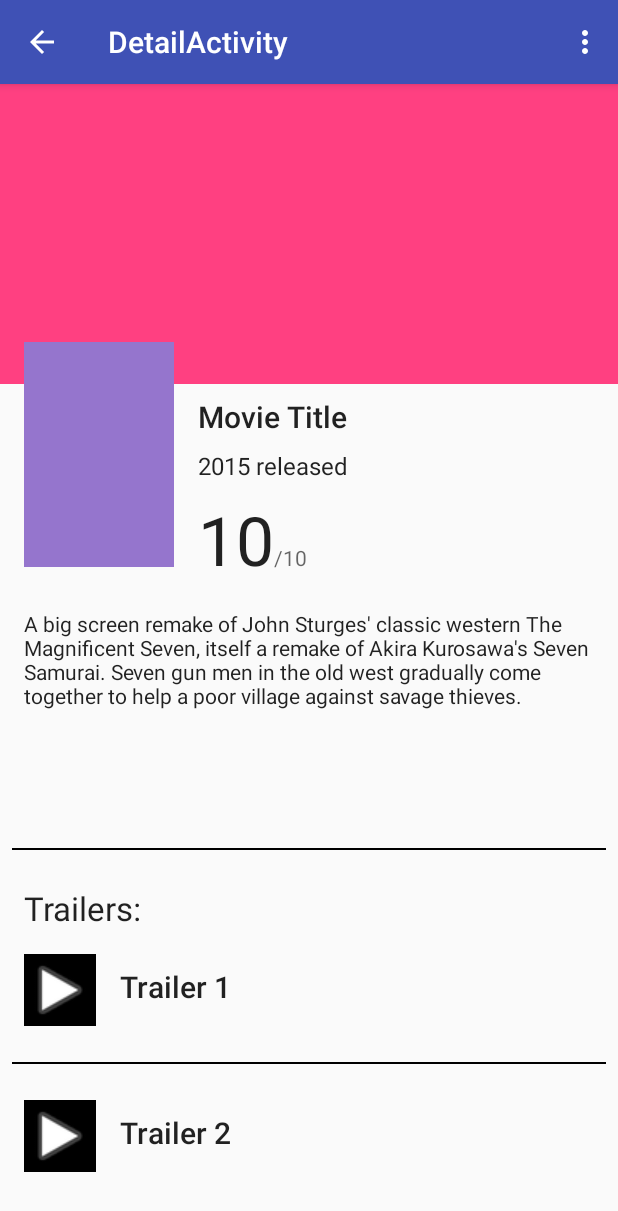
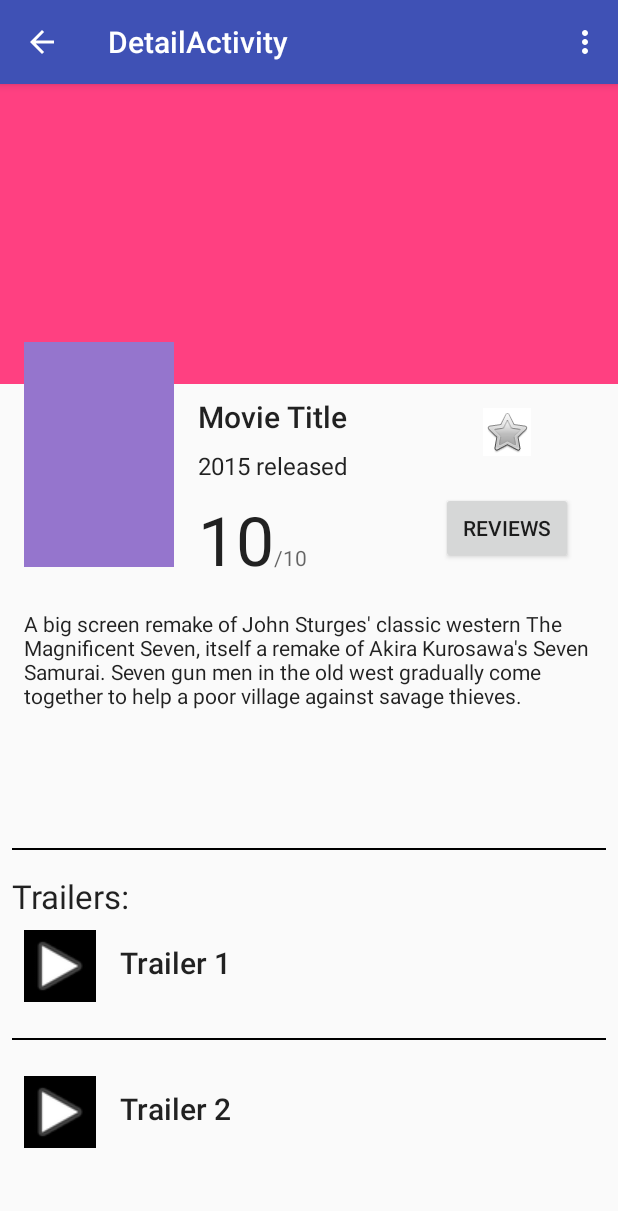
Before and after one commit to hendercine/CineFile, an Android app: the DetailActivity screen opened directly, with no data from a screen before it, on a phone screen of 412 x 824 dp. Shown: the top 1211 px of the screen. Run offline under Robolectric (Android 15) with nearby library versions, the light colour scheme and no system bars; our stand-ins replace Picasso; pictures from the network do not load.

Commit message:
Continue UI tweaks; commit for remote work.

```diff
--- a/app/build.gradle
+++ b/app/build.gradle
@@ -18,8 +18,8 @@ android {
         }
     }
     buildTypes.each {
-        //TODO: Insert your api_key below
-        it.buildConfigField 'String', 'THE_MOVIES_DB_API_KEY', '"xxxxxxxxxxxxxxxxxxxxxxxxxxxxxxxx"'
+        //TODO: Insert your api_key below and remove before pushing
+        it.buildConfigField 'String', 'THE_MOVIES_DB_API_KEY', '"cbf5bac4419b2f27cf42b250fdd1240d"'
     }
 }
 
--- a/app/src/main/java/com/example/android/cinefile/DetailActivity.java
+++ b/app/src/main/java/com/example/android/cinefile/DetailActivity.java
@@ -98,7 +98,9 @@ public class DetailActivity extends AppCompatActivity {
                         .load(movie_backdrop)
                         .placeholder(R.drawable.placeholder)
                         .error(R.drawable.placeholder)
-                        .fit()
+                        .resize(200, 250)
+                        .onlyScaleDown()
+                        .centerInside()
                         .into(backdrop);
 
                 //pass release date
--- a/app/src/main/res/layout/fragment_detail.xml
+++ b/app/src/main/res/layout/fragment_detail.xml
@@ -25,6 +25,7 @@
                 android:id="@+id/backdrop_image_view"
                 android:layout_width="match_parent"
                 android:layout_height="@dimen/details_backdrop_height"
+                android:scaleType="centerCrop"
                 android:contentDescription="@string/backdrop_image_description"
                 android:src="@color/colorAccent" />
 
@@ -36,12 +37,18 @@
                 android:contentDescription="@string/poster_thumbnail_description" />
 
             <LinearLayout
-                android:id="@+id/title_container"
+                android:id="@+id/movie_info_container"
                 android:layout_width="match_parent"
                 android:layout_height="wrap_content"
                 android:layout_below="@+id/backdrop_image_view"
                 android:layout_toEndOf="@+id/detail_poster_image_view"
                 android:layout_toRightOf="@+id/detail_poster_image_view"
+                android:orientation="horizontal">
+
+                <LinearLayout
+                    android:layout_width="0dp"
+                    android:layout_height="wrap_content"
+                    android:layout_weight="1"
                     android:orientation="vertical">
 
                     <TextView
@@ -79,6 +86,30 @@
                             android:text="@string/_10"
                             android:textAppearance="@style/TextAppearance.AppCompat.Body1"
                             android:textColor="?android:attr/textColorSecondary" />
+                    </LinearLayout>
+
+                </LinearLayout>
+
+                <LinearLayout
+                    android:layout_width="0dp"
+                    android:layout_height="match_parent"
+                    android:layout_weight="1"
+                    android:orientation="vertical">
+
+                    <ImageButton
+                        android:layout_width="wrap_content"
+                        android:layout_height="wrap_content"
+                        android:layout_gravity="center"
+                        android:layout_margin="@dimen/margin_large"
+                        android:background="@android:color/white"
+                        android:src="@android:drawable/btn_star_big_off"/>
+
+                    <Button
+                        android:layout_width="wrap_content"
+                        android:layout_height="wrap_content"
+                        android:layout_gravity="center"
+                        android:layout_margin="@dimen/default_item_spacing"
+                        android:text="@string/reviews_btn_text"/>
 
                 </LinearLayout>
             </LinearLayout>
@@ -87,14 +118,13 @@
                 style="@style/detail_plot_summary"
                 android:layout_width="match_parent"
                 android:layout_height="wrap_content"
-                android:layout_below="@id/title_container"
+                android:layout_below="@id/movie_info_container"
                 android:text="@string/summary_placeholder_text"/>
         </RelativeLayout>
 
         <LinearLayout
             android:layout_width="match_parent"
             android:layout_height="0dp"
-            android:layout_below="@+id/detail_view_top"
             android:layout_weight="1"
             android:orientation="vertical">
 
@@ -107,7 +137,7 @@
             <TextView
                 android:layout_width="wrap_content"
                 android:layout_height="wrap_content"
-                android:layout_margin="@dimen/activity_vertical_margin"
+                android:layout_margin="@dimen/default_item_spacing"
                 android:text="@string/trailers_title"
                 android:textAppearance="@style/TextAppearance.AppCompat.Large" />
 
@@ -122,6 +152,7 @@
                     android:layout_width="48dp"
                     android:layout_height="48dp"
                     android:layout_marginLeft="@dimen/margin_large"
+                    android:layout_marginStart="@dimen/margin_large"
                     android:background="@android:color/black"
                     android:src="@android:drawable/ic_media_play" />
 
--- a/app/src/main/res/layout/fragment_detail_wide.xml
+++ b/app/src/main/res/layout/fragment_detail_wide.xml
@@ -27,6 +27,7 @@
                 android:layout_width="match_parent"
                 android:layout_height="@dimen/details_backdrop_height"
                 android:contentDescription="@string/backdrop_image_description"
+                android:scaleType="centerCrop"
                 android:src="@color/colorAccent" />
 
             <ImageView
@@ -37,7 +38,7 @@
                 android:contentDescription="@string/poster_thumbnail_description" />
 
             <LinearLayout
-                android:id="@+id/title_container"
+                android:id="@+id/movie_info_container"
                 android:layout_width="wrap_content"
                 android:layout_height="wrap_content"
                 android:layout_below="@+id/backdrop_image_view"
@@ -91,8 +92,8 @@
                 android:layout_width="match_parent"
                 android:layout_height="wrap_content"
                 android:layout_below="@id/backdrop_image_view"
-                android:layout_toRightOf="@id/title_container"
-                android:layout_toEndOf="@id/title_container"
+                android:layout_toRightOf="@id/movie_info_container"
+                android:layout_toEndOf="@id/movie_info_container"
                 android:text="@string/summary_placeholder_text"/>
 
         </RelativeLayout>
--- a/app/src/main/res/values/strings.xml
+++ b/app/src/main/res/values/strings.xml
@@ -49,5 +49,6 @@
     <string name="trailer_2">Trailer 2</string>
     <string name="place_holder_vote">10</string>
     <string name="summary_placeholder_text">A big screen remake of John Sturges\' classic western The Magnificent Seven, itself a remake of Akira Kurosawa\'s Seven Samurai. Seven gun men in the old west gradually come together to help a poor village against savage thieves.</string>
+    <string name="reviews_btn_text">Reviews</string>
 
 </resources>
```
Lines whose indentation alone changed are shown as unchanged.
